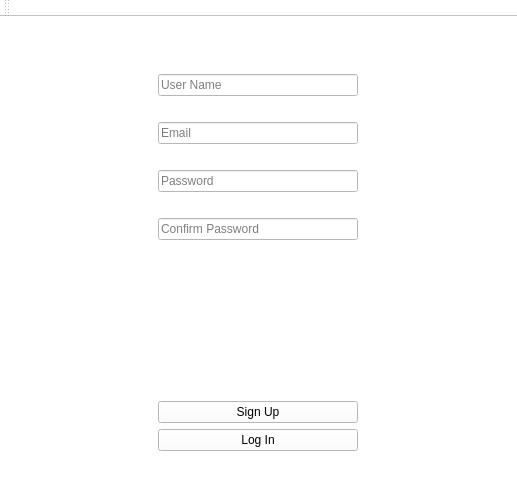
The window that SignUpWindow.ui (Tomkode/RedditClone) describes before a commit, drawn with Qt 5.
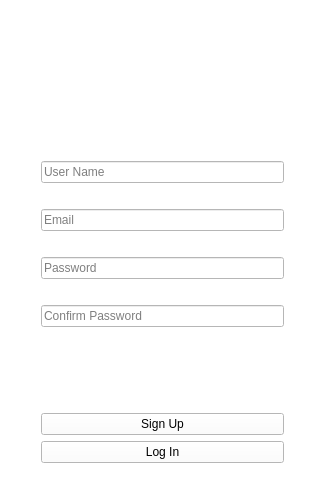
The same window after the commit.

Diff of the .ui file:
```diff
--- a/SignUpWindow.ui
+++ b/SignUpWindow.ui
@@ -6,14 +6,20 @@
    <rect>
     <x>0</x>
     <y>0</y>
-    <width>517</width>
-    <height>484</height>
+    <width>325</width>
+    <height>496</height>
    </rect>
   </property>
   <property name="minimumSize">
    <size>
-    <width>400</width>
-    <height>300</height>
+    <width>325</width>
+    <height>496</height>
+   </size>
+  </property>
+  <property name="maximumSize">
+   <size>
+    <width>325</width>
+    <height>496</height>
    </size>
   </property>
   <property name="windowTitle">
@@ -31,9 +37,12 @@
         <property name="orientation">
          <enum>Qt::Horizontal</enum>
         </property>
+        <property name="sizeType">
+         <enum>QSizePolicy::Fixed</enum>
+        </property>
         <property name="sizeHint" stdset="0">
          <size>
-          <width>138</width>
+          <width>30</width>
           <height>20</height>
          </size>
         </property>
@@ -42,6 +51,19 @@
       <item>
        <layout class="QVBoxLayout" name="verticalLayout_2">
         <item>
+         <spacer name="verticalSpacer_3">
+          <property name="orientation">
+           <enum>Qt::Vertical</enum>
+          </property>
+          <property name="sizeHint" stdset="0">
+           <size>
+            <width>20</width>
+            <height>40</height>
+           </size>
+          </property>
+         </spacer>
+        </item>
+        <item alignment="Qt::AlignHCenter">
          <widget class="QLabel" name="logoLabel">
           <property name="minimumSize">
            <size>
@@ -55,13 +77,38 @@
             <height>100</height>
            </size>
           </property>
+          <property name="layoutDirection">
+           <enum>Qt::LeftToRight</enum>
+          </property>
           <property name="text">
            <string/>
           </property>
+          <property name="scaledContents">
+           <bool>true</bool>
+          </property>
+          <property name="alignment">
+           <set>Qt::AlignLeading|Qt::AlignLeft|Qt::AlignVCenter</set>
+          </property>
          </widget>
         </item>
         <item>
          <layout class="QVBoxLayout" name="verticalLayout">
+          <item>
+           <spacer name="verticalSpacer_2">
+            <property name="orientation">
+             <enum>Qt::Vertical</enum>
+            </property>
+            <property name="sizeType">
+             <enum>QSizePolicy::Fixed</enum>
+            </property>
+            <property name="sizeHint" stdset="0">
+             <size>
+              <width>20</width>
+              <height>40</height>
+             </size>
+            </property>
+           </spacer>
+          </item>
           <item>
            <widget class="QLineEdit" name="userNameLineEdit">
             <property name="text">
@@ -176,9 +223,12 @@
         <property name="orientation">
          <enum>Qt::Horizontal</enum>
         </property>
+        <property name="sizeType">
+         <enum>QSizePolicy::Fixed</enum>
+        </property>
         <property name="sizeHint" stdset="0">
          <size>
-          <width>148</width>
+          <width>30</width>
           <height>20</height>
          </size>
         </property>
@@ -188,24 +238,6 @@
     </item>
    </layout>
   </widget>
-  <widget class="QMenuBar" name="menuBar">
-   <property name="geometry">
-    <rect>
-     <x>0</x>
-     <y>0</y>
-     <width>517</width>
-     <height>22</height>
-    </rect>
-   </property>
-  </widget>
-  <widget class="QToolBar" name="mainToolBar">
-   <attribute name="toolBarArea">
-    <enum>TopToolBarArea</enum>
-   </attribute>
-   <attribute name="toolBarBreak">
-    <bool>false</bool>
-   </attribute>
-  </widget>
   <widget class="QStatusBar" name="statusBar"/>
  </widget>
  <layoutdefault spacing="6" margin="11"/>
```
